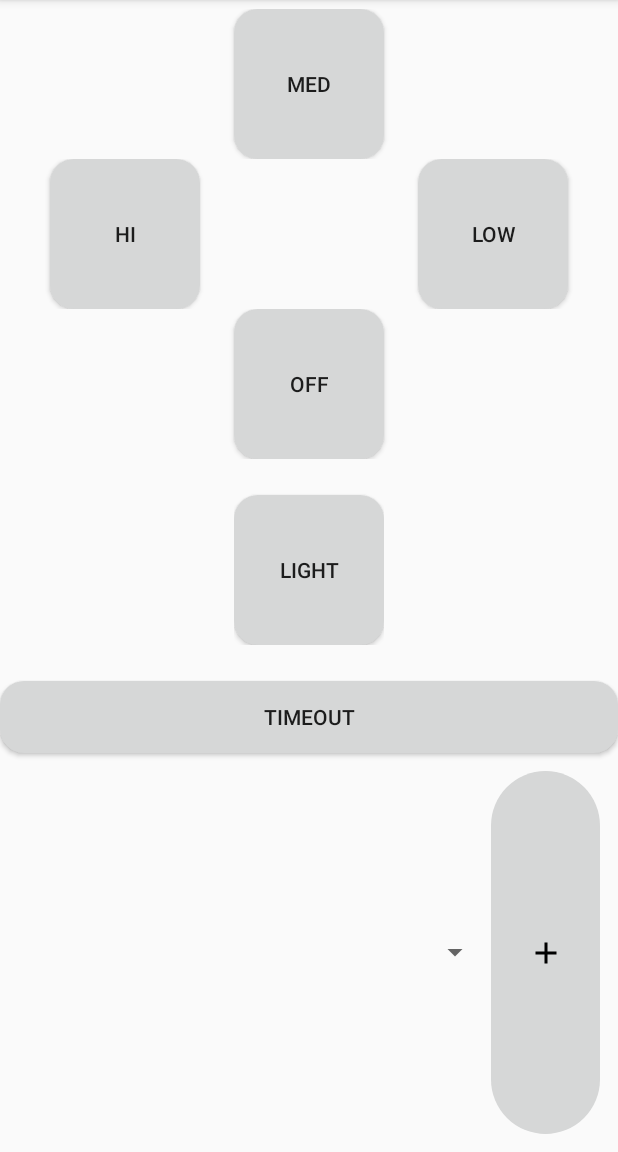
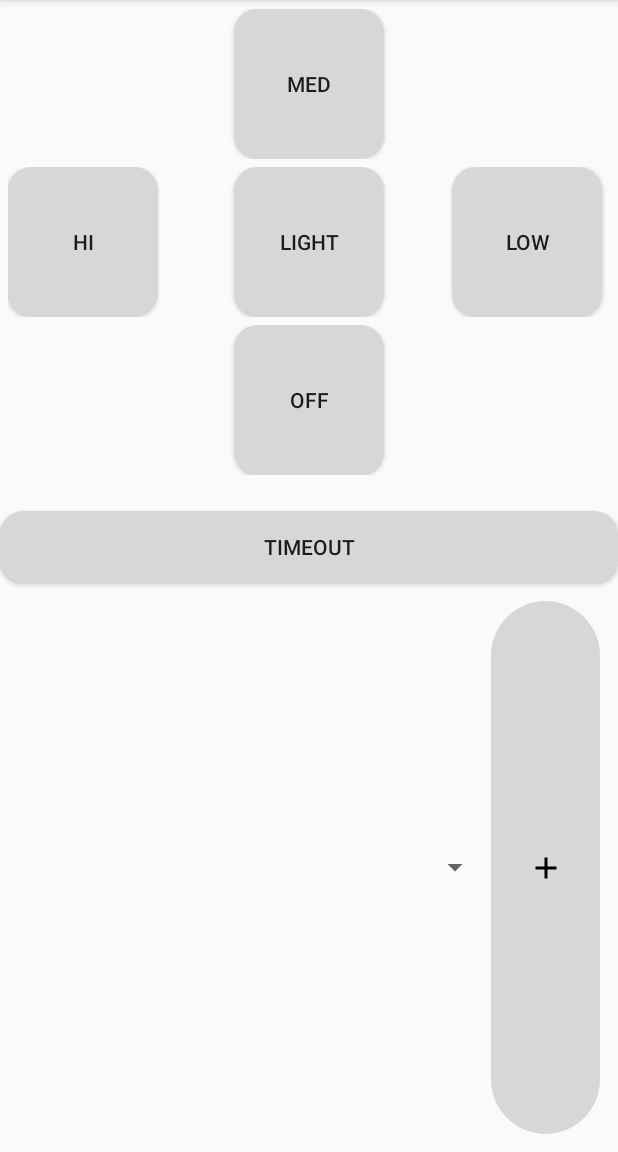
Before and after one commit to AeroX2/fan-controller, an Android app: the screen it shows after launch (MainActivity), on a phone screen of 412 x 824 dp, the part 84-1236 px from its top. Run offline under Robolectric (Android 15) with nearby library versions, the phone set to English and light mode, and no system bars.

Commit message:
Update gradle, move light button to center

```diff
--- a/Android/FanController/app/src/main/res/layout/content_main.xml
+++ b/Android/FanController/app/src/main/res/layout/content_main.xml
@@ -18,7 +18,7 @@
             android:layout_width="match_parent"
             android:layout_height="wrap_content">
 
-        <TableRow
+        <RelativeLayout
                 android:layout_width="match_parent"
                 android:layout_height="match_parent"
                 android:gravity="center">
@@ -27,39 +27,39 @@
                     android:text="@string/button_medium_text"
                     android:layout_width="45pt"
                     android:layout_height="45pt"
-                    tools:layout_editor_absoluteY="42dp"
-                    tools:layout_editor_absoluteX="147dp"
                     android:id="@+id/medium_button"
-                    android:background="@drawable/btn_rounded_effect_16dp"/>
-        </TableRow>
+                    android:background="@drawable/btn_rounded_effect_16dp" android:layout_centerInParent="true"/>
+        </RelativeLayout>
 
-        <TableRow
+        <RelativeLayout
                 android:layout_width="match_parent"
                 android:layout_height="match_parent"
-                android:gravity="center">
+                android:gravity="center|end" android:layout_margin="5dp">
 
             <Button
                     android:text="@string/button_high_text"
                     android:layout_width="45pt"
                     android:layout_height="45pt"
-                    tools:layout_editor_absoluteY="102dp"
-                    tools:layout_editor_absoluteX="30dp"
                     android:id="@+id/high_button"
-                    android:background="@drawable/btn_rounded_effect_16dp"/>
+                    android:background="@drawable/btn_rounded_effect_16dp" android:layout_alignParentLeft="true"/>
 
+            <Button
+                    android:id="@+id/light_button"
+                    android:text="@string/button_light_text"
+                    android:layout_width="45pt"
+                    android:layout_height="45pt"
+                    android:background="@drawable/btn_rounded_effect_16dp" android:layout_centerInParent="true"/>
             <Button
                     android:text="@string/button_low_text"
                     android:layout_width="45pt"
                     android:layout_height="45pt"
-                    tools:layout_editor_absoluteY="102dp"
                     android:id="@+id/low_button"
-                    android:layout_marginLeft="145dp"
-                    android:layout_marginStart="145dp"
-                    app:layout_constraintStart_toEndOf="@+id/high_button"
-                    android:background="@drawable/btn_rounded_effect_16dp"/>
-        </TableRow>
+                    android:layout_marginStart="5dp"
+                    android:background="@drawable/btn_rounded_effect_16dp" android:layout_alignParentRight="true"
+                    android:layout_marginEnd="5dp"/>
+        </RelativeLayout>
 
-        <TableRow
+        <RelativeLayout
                 android:layout_width="match_parent"
                 android:layout_height="match_parent"
                 android:gravity="center">
@@ -69,35 +69,9 @@
                     android:text="@string/button_off_text"
                     android:layout_width="45pt"
                     android:layout_height="45pt"
-                    tools:layout_editor_absoluteY="168dp"
-                    tools:layout_editor_absoluteX="148dp"
-                    android:background="@drawable/btn_rounded_effect_16dp"/>
-        </TableRow>
+                    android:background="@drawable/btn_rounded_effect_16dp" android:layout_centerInParent="true"/>
+        </RelativeLayout>
 
-        <TableRow
-                android:layout_width="match_parent"
-                android:gravity="center"
-                android:layout_height="match_parent">
-
-            <LinearLayout
-                    android:orientation="vertical"
-                    android:layout_width="match_parent"
-                    android:layout_height="match_parent">
-
-                <Space
-                        android:layout_width="match_parent"
-                        android:layout_height="24dp"/>
-
-                <Button
-                        android:id="@+id/light_button"
-                        android:text="@string/button_light_text"
-                        android:layout_width="45pt"
-                        android:layout_height="45pt"
-                        tools:layout_editor_absoluteY="327dp"
-                        tools:layout_editor_absoluteX="147dp"
-                        android:background="@drawable/btn_rounded_effect_16dp"/>
-            </LinearLayout>
-        </TableRow>
     </TableLayout>
 
     <Button
@@ -120,7 +94,7 @@
                 android:layout_width="match_parent"
                 android:layout_height="match_parent"
                 android:layout_weight="1"
-                />
+        />
 
         <ImageButton
                 android:id="@+id/add_controller"
```
Also changed, not shown: Android/FanController/gradle/wrapper/gradle-wrapper.properties, 2 other files.
